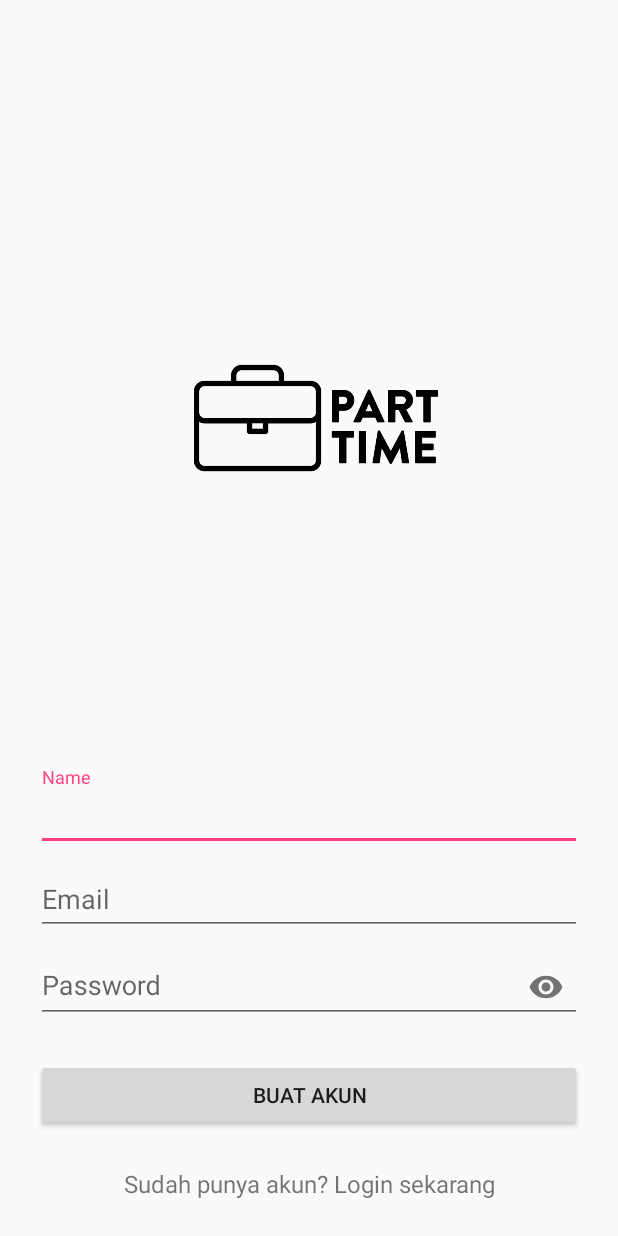
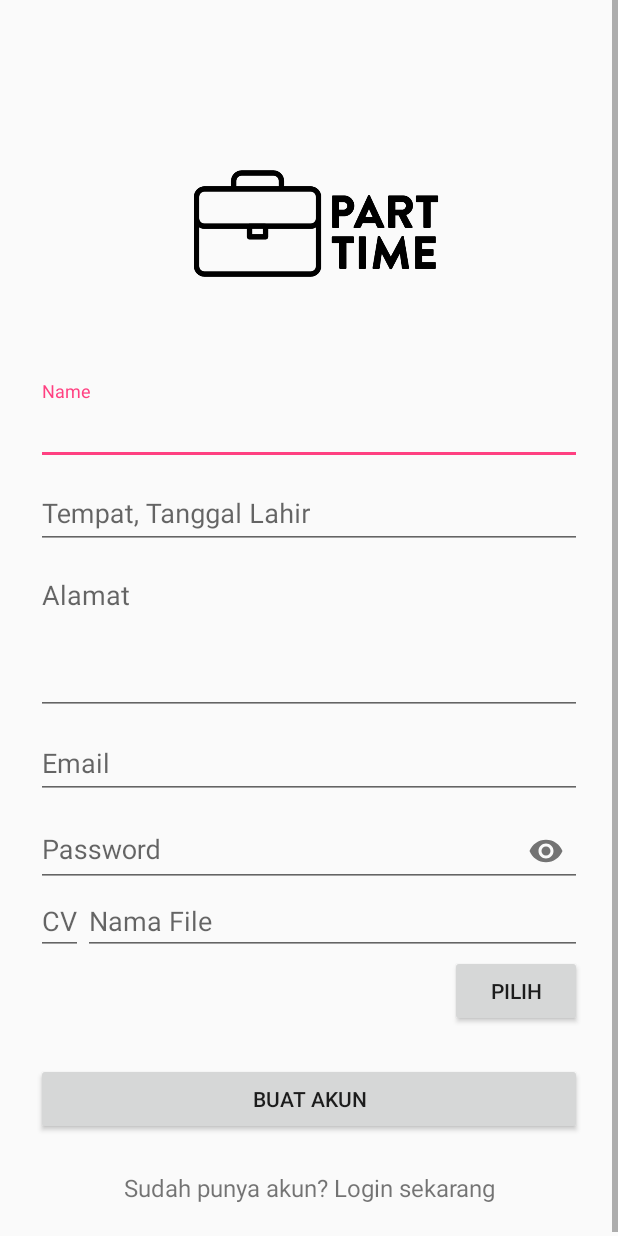
Before and after one commit to almanalfaruq/PartTime, an Android app: the SignupActivity screen opened directly, with no data from a screen before it, on a phone screen of 412 x 824 dp. Run offline under Robolectric (Android 15) with nearby library versions, the phone set to English and light mode, and no system bars; libraries missing offline, so code that uses them is left out: com.nbsp.materialfilepicker.

Commit message:
Fixing Login and Signup activity

```diff
--- a/app/build.gradle
+++ b/app/build.gradle
@@ -22,6 +22,7 @@ dependencies {
     implementation fileTree(dir: 'libs', include: ['*.jar'])
     implementation 'com.android.support:appcompat-v7:26.1.0'
     implementation 'com.android.support:design:26.1.0'
+    implementation 'com.nbsp:library:1.8'
     testImplementation 'junit:junit:4.12'
     androidTestImplementation 'com.android.support.test:runner:1.0.1'
     androidTestImplementation 'com.android.support.test.espresso:espresso-core:3.0.1'
--- a/app/src/main/AndroidManifest.xml
+++ b/app/src/main/AndroidManifest.xml
@@ -1,6 +1,7 @@
 <manifest xmlns:android="http://schemas.android.com/apk/res/android"
     package="com.parttime.parttime">
 
+    <uses-permission android:name="android.permission.READ_EXTERNAL_STORAGE"/>
     <application
         android:allowBackup="true"
         android:icon="@mipmap/ic_launcher_parttime"
@@ -18,7 +19,6 @@
 
         <activity android:name=".LoginActivity"/>
         <activity android:name=".SignupActivity"/>
-        <activity android:name=".CategoryActivity"/>
     </application>
 
 </manifest>
--- a/app/src/main/java/com/parttime/parttime/LoginActivity.java
+++ b/app/src/main/java/com/parttime/parttime/LoginActivity.java
@@ -33,8 +33,7 @@ public class LoginActivity extends AppCompatActivity implements View.OnClickList
         switch (v.getId()) {
             case R.id.button_login:
                 Toast.makeText(this, "Logging in...", Toast.LENGTH_SHORT).show();
-                startActivity(CategoryActivity.class);
-                finish();
+                // Starting main activity
                 break;
             case R.id.link_signup:
                 startActivity(SignupActivity.class);
--- a/app/src/main/res/layout/activity_signup.xml
+++ b/app/src/main/res/layout/activity_signup.xml
@@ -1,5 +1,5 @@
 <?xml version="1.0" encoding="utf-8"?>
-<LinearLayout xmlns:android="http://schemas.android.com/apk/res/android"
+<ScrollView xmlns:android="http://schemas.android.com/apk/res/android"
     android:layout_width="fill_parent"
     android:layout_height="fill_parent"
     xmlns:app="http://schemas.android.com/apk/res-auto"
@@ -16,12 +16,11 @@
 
         <ImageView
             android:layout_width="wrap_content"
-            android:layout_height="wrap_content"
+            android:layout_height="200dp"
             android:layout_gravity="center_horizontal"
             android:layout_marginLeft="80dp"
             android:layout_marginRight="80dp"
-            android:src="@drawable/logohitam"
-            android:layout_weight="1"/>
+            android:src="@drawable/logohitam"/>
 
         <!--  Name Label -->
         <android.support.design.widget.TextInputLayout
@@ -33,6 +32,33 @@
                 android:layout_width="match_parent"
                 android:layout_height="wrap_content"
                 android:hint="Name"
+                android:inputType="textCapWords|textAutoComplete" />
+        </android.support.design.widget.TextInputLayout>
+
+        <!--  Name Label -->
+        <android.support.design.widget.TextInputLayout
+            android:layout_width="match_parent"
+            android:layout_height="wrap_content">
+
+            <android.support.design.widget.TextInputEditText
+                android:id="@+id/input_ttl"
+                android:layout_width="match_parent"
+                android:layout_height="wrap_content"
+                android:hint="Tempat, Tanggal Lahir"
+                android:inputType="textCapWords" />
+        </android.support.design.widget.TextInputLayout>
+
+        <!--  Name Label -->
+        <android.support.design.widget.TextInputLayout
+            android:layout_width="match_parent"
+            android:layout_height="wrap_content">
+
+            <android.support.design.widget.TextInputEditText
+                android:id="@+id/input_address"
+                android:layout_width="match_parent"
+                android:layout_height="100dp"
+                android:hint="Alamat"
+                android:gravity="top"
                 android:inputType="textCapWords" />
         </android.support.design.widget.TextInputLayout>
 
@@ -63,6 +89,43 @@
                 android:inputType="textPassword" />
         </android.support.design.widget.TextInputLayout>
 
+        <RelativeLayout
+            android:layout_width="match_parent"
+            android:layout_height="wrap_content"
+            android:orientation="vertical">
+
+            <LinearLayout
+                android:id="@+id/ll_cv"
+                android:layout_width="match_parent"
+                android:layout_height="match_parent"
+                android:orientation="horizontal">
+
+                <EditText
+                    android:id="@+id/label_cv"
+                    android:layout_width="wrap_content"
+                    android:layout_height="match_parent"
+                    android:text="CV"
+                    android:textColor="?android:textColorHint"/>
+
+                <EditText
+                    android:id="@+id/text_file_name"
+                    android:layout_width="match_parent"
+                    android:layout_height="match_parent"
+                    android:text="Nama File"
+                    android:textColor="?android:textColorHint"/>
+
+            </LinearLayout>
+
+            <Button
+                android:id="@+id/button_choose_file"
+                android:layout_width="wrap_content"
+                android:layout_height="match_parent"
+                android:layout_below="@+id/ll_cv"
+                android:layout_alignParentEnd="true"
+                android:text="Pilih"/>
+
+        </RelativeLayout>
+
         <!-- Signup Button -->
         <Button
             android:id="@+id/button_signup"
@@ -83,4 +146,4 @@
             android:textSize="16dip" />
 
     </LinearLayout>
-</LinearLayout>
+</ScrollView>
--- a/build.gradle
+++ b/build.gradle
@@ -19,6 +19,9 @@ allprojects {
     repositories {
         google()
         jcenter()
+        maven {
+            url  "http://dl.bintray.com/lukaville/maven"
+        }
     }
 }
 
```
Also changed, not shown: app/src/main/java/com/parttime/parttime/SignupActivity.java (+79 -3 lines), 2 other files.
